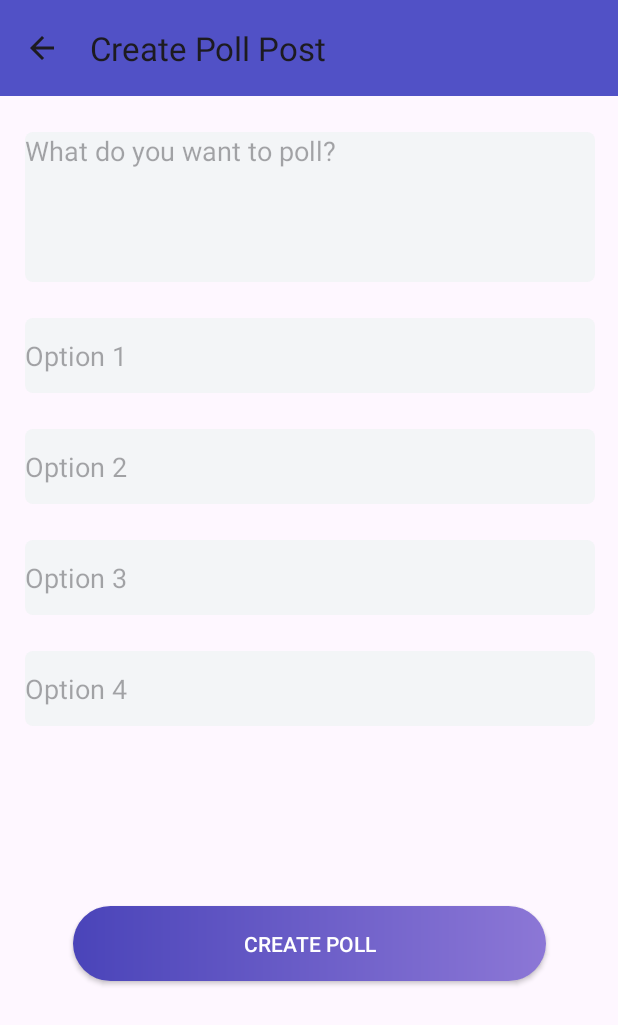
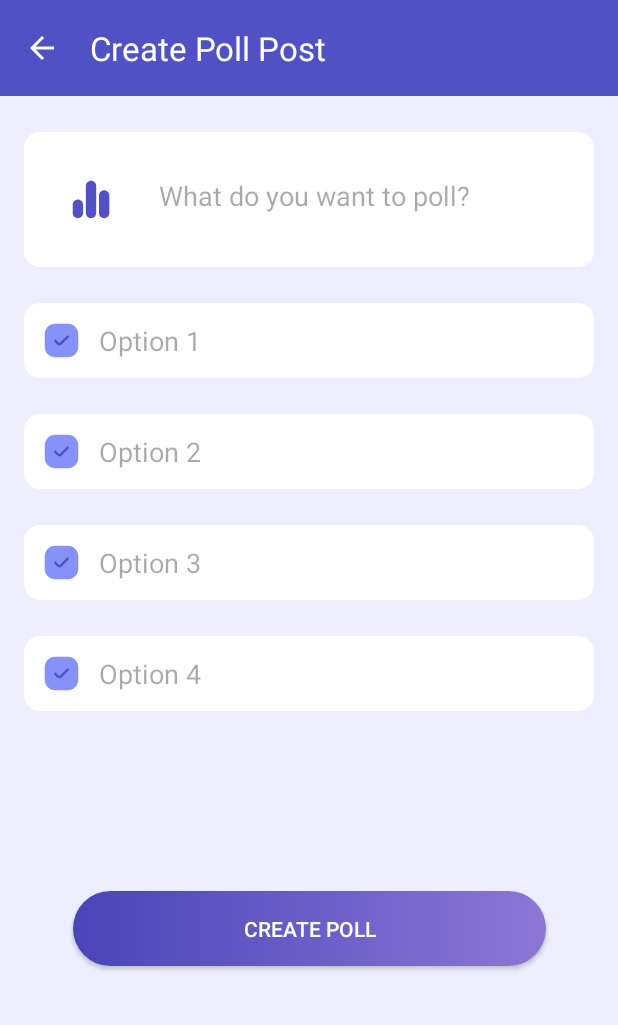
Before and after one commit to sanjanarampurkottur01/dal-community-app, an Android app: the CreatePollPostActivity screen opened directly, with no data from a screen before it, on a phone screen of 412 x 824 dp. Shown: the top 1025 px of the screen. Run offline under Robolectric (Android 15) with nearby library versions, the phone set to English and light mode, and no system bars; our stand-ins replace Firebase (no records; nobody signed in at launch, a user with empty details on screens opened directly).

Commit message:
Improve overall UI design

```diff
--- a/DalCommunity/app/src/main/java/com/csci5708/dalcommunity/fragment/ProfileFragment.kt
+++ b/DalCommunity/app/src/main/java/com/csci5708/dalcommunity/fragment/ProfileFragment.kt
@@ -93,6 +93,10 @@ class ProfileFragment : Fragment() {
             val userPostsActivityIntent = Intent(activity, UserPostsActivity::class.java)
             activity?.startActivity(userPostsActivityIntent)
         }
+        val mySavedPostsImg: ImageView = view.findViewById(R.id.profile_page_saved_posts_option)
+        myPostsImg.setOnClickListener {}
+        val mySavedPostsTxt: TextView = view.findViewById(R.id.profile_page_saved_posts_text)
+        myPostsTxt.setOnClickListener {}
         val profileLogoutButton: Button = view.findViewById(R.id.profile_page_log_out_button)
         // Logic for logging out the user from the application
         profileLogoutButton.setOnClickListener {
--- /dev/null
+++ b/DalCommunity/app/src/main/res/drawable/poll_check_box.xml
@@ -0,0 +1,7 @@
+<vector xmlns:android="http://schemas.android.com/apk/res/android" android:height="30dp" android:viewportHeight="28.8" android:viewportWidth="28.8" android:width="30dp">
+
+    <path android:fillColor="#8692F7" android:fillType="evenOdd" android:pathData="M3.65,10.4C3.65,6.672 6.672,3.65 10.4,3.65L18.4,3.65C22.128,3.65 25.15,6.672 25.15,10.4L25.15,18.4C25.15,22.128 22.128,25.15 18.4,25.15L10.4,25.15C6.672,25.15 3.65,22.128 3.65,18.4L3.65,10.4Z"/>
+
+    <path android:fillColor="#5151C6" android:fillType="evenOdd" android:pathData="M18.93,11.37C19.223,11.663 19.223,12.137 18.93,12.43L14.304,17.057C13.621,17.74 12.513,17.74 11.829,17.057L9.87,15.097C9.577,14.804 9.577,14.329 9.87,14.036C10.163,13.743 10.637,13.743 10.93,14.036L12.89,15.996C12.987,16.094 13.146,16.094 13.243,15.996L17.87,11.37C18.163,11.077 18.637,11.077 18.93,11.37Z"/>
+
+</vector>
--- a/DalCommunity/app/src/main/res/layout/activity_account_settings.xml
+++ b/DalCommunity/app/src/main/res/layout/activity_account_settings.xml
@@ -15,6 +15,8 @@
         android:background="@color/text_color"
         android:minHeight="?attr/actionBarSize"
         android:theme="?attr/actionBarTheme"
+        app:titleTextColor="@color/white"
+        app:navigationIconTint="@color/white"
         app:layout_constraintEnd_toEndOf="parent"
         app:layout_constraintStart_toStartOf="parent"
         app:layout_constraintTop_toTopOf="parent" />
@@ -48,7 +50,7 @@
                     android:layout_width="wrap_content"
                     android:layout_height="wrap_content"
                     android:layout_margin="20dp"
-                    android:text="Change Password"
+                    android:text="@string/change_password_acc_settings"
                     android:textColor="@color/white" />
 
             </LinearLayout>
--- a/DalCommunity/app/src/main/res/layout/activity_create_poll_post.xml
+++ b/DalCommunity/app/src/main/res/layout/activity_create_poll_post.xml
@@ -5,6 +5,7 @@
     android:id="@+id/main"
     android:layout_width="match_parent"
     android:layout_height="match_parent"
+    android:background="@color/background"
     tools:context="com.csci5708.dalcommunity.activity.CreatePollPostActivity">
 
     <com.google.android.material.appbar.MaterialToolbar
@@ -14,18 +15,25 @@
         android:background="@color/text_color"
         android:minHeight="?attr/actionBarSize"
         android:theme="?attr/actionBarTheme"
+        app:titleTextColor="@color/white"
+        app:navigationIconTint="@color/white"
         app:layout_constraintEnd_toEndOf="parent"
         app:layout_constraintStart_toStartOf="parent"
         app:layout_constraintTop_toTopOf="parent" />
 
     <com.google.android.material.textfield.TextInputEditText
         android:id="@+id/poll_post_question_input"
-        android:layout_width="380dp"
-        android:layout_height="100dp"
+        android:layout_width="match_parent"
+        android:layout_height="wrap_content"
         android:layout_marginTop="24dp"
-        android:background="@drawable/bg_rounded"
+        android:layout_marginStart="16dp"
+        android:layout_marginEnd="16dp"
+        android:padding="30dp"
+        android:background="@drawable/rounded_corner"
         android:hint="@string/what_do_you_want_to_poll"
         android:gravity="top"
+        android:drawableStart="@drawable/poll_icon"
+        android:drawablePadding="30dp"
         app:layout_constraintEnd_toEndOf="parent"
         app:layout_constraintHorizontal_bias="0.529"
         app:layout_constraintStart_toStartOf="parent"
@@ -33,11 +41,16 @@
 
     <com.google.android.material.textfield.TextInputEditText
         android:id="@+id/poll_post_option_1"
-        android:layout_width="380dp"
-        android:layout_height="50dp"
+        android:layout_width="match_parent"
+        android:layout_height="wrap_content"
+        android:padding="10dp"
         android:layout_marginTop="24dp"
-        android:background="@drawable/bg_rounded"
+        android:layout_marginStart="16dp"
+        android:layout_marginEnd="16dp"
+        android:background="@drawable/rounded_corner"
         android:hint="@string/option_1"
+        android:drawableStart="@drawable/poll_check_box"
+        android:drawablePadding="10dp"
         app:layout_constraintEnd_toEndOf="parent"
         app:layout_constraintHorizontal_bias="0.516"
         app:layout_constraintStart_toStartOf="parent"
@@ -45,11 +58,16 @@
 
     <com.google.android.material.textfield.TextInputEditText
         android:id="@+id/poll_post_option_2"
-        android:layout_width="380dp"
-        android:layout_height="50dp"
+        android:layout_width="match_parent"
+        android:layout_height="wrap_content"
+        android:padding="10dp"
         android:layout_marginTop="24dp"
-        android:background="@drawable/bg_rounded"
+        android:layout_marginStart="16dp"
+        android:layout_marginEnd="16dp"
+        android:background="@drawable/rounded_corner"
         android:hint="@string/option_2"
+        android:drawableStart="@drawable/poll_check_box"
+        android:drawablePadding="10dp"
         app:layout_constraintEnd_toEndOf="parent"
         app:layout_constraintHorizontal_bias="0.516"
         app:layout_constraintStart_toStartOf="parent"
@@ -57,11 +75,16 @@
 
     <com.google.android.material.textfield.TextInputEditText
         android:id="@+id/poll_post_option_3"
-        android:layout_width="380dp"
-        android:layout_height="50dp"
+        android:layout_width="match_parent"
+        android:layout_height="wrap_content"
+        android:padding="10dp"
         android:layout_marginTop="24dp"
-        android:background="@drawable/bg_rounded"
+        android:layout_marginStart="16dp"
+        android:layout_marginEnd="16dp"
+        android:background="@drawable/rounded_corner"
         android:hint="@string/option_3"
+        android:drawableStart="@drawable/poll_check_box"
+        android:drawablePadding="10dp"
         app:layout_constraintEnd_toEndOf="parent"
         app:layout_constraintHorizontal_bias="0.516"
         app:layout_constraintStart_toStartOf="parent"
@@ -69,11 +92,16 @@
 
     <com.google.android.material.textfield.TextInputEditText
         android:id="@+id/poll_post_option_4"
-        android:layout_width="380dp"
-        android:layout_height="50dp"
+        android:layout_width="match_parent"
+        android:layout_height="wrap_content"
+        android:padding="10dp"
         android:layout_marginTop="24dp"
-        android:background="@drawable/bg_rounded"
+        android:layout_marginStart="16dp"
+        android:layout_marginEnd="16dp"
+        android:background="@drawable/rounded_corner"
         android:hint="@string/option_4"
+        android:drawableStart="@drawable/poll_check_box"
+        android:drawablePadding="10dp"
         app:layout_constraintEnd_toEndOf="parent"
         app:layout_constraintHorizontal_bias="0.516"
         app:layout_constraintStart_toStartOf="parent"
--- a/DalCommunity/app/src/main/res/layout/activity_user_posts.xml
+++ b/DalCommunity/app/src/main/res/layout/activity_user_posts.xml
@@ -14,6 +14,8 @@
         android:background="@color/text_color"
         android:minHeight="?attr/actionBarSize"
         android:theme="?attr/actionBarTheme"
+        app:titleTextColor="@color/white"
+        app:navigationIconTint="@color/white"
         app:layout_constraintEnd_toEndOf="parent"
         app:layout_constraintStart_toStartOf="parent"
         app:layout_constraintTop_toTopOf="parent" />
```
Also changed, not shown: DalCommunity/app/src/main/res/drawable/poll_icon.xml (+4 -8 lines), DalCommunity/app/src/main/res/layout/activity_change_password.xml (+20 -7 lines), DalCommunity/app/src/main/res/layout/activity_profile_detail.xml (+18 -9 lines), DalCommunity/app/src/main/res/layout/fragment_profile.xml (+25 -2 lines), DalCommunity/app/src/main/res/values/strings.xml (+7 -0 lines).
